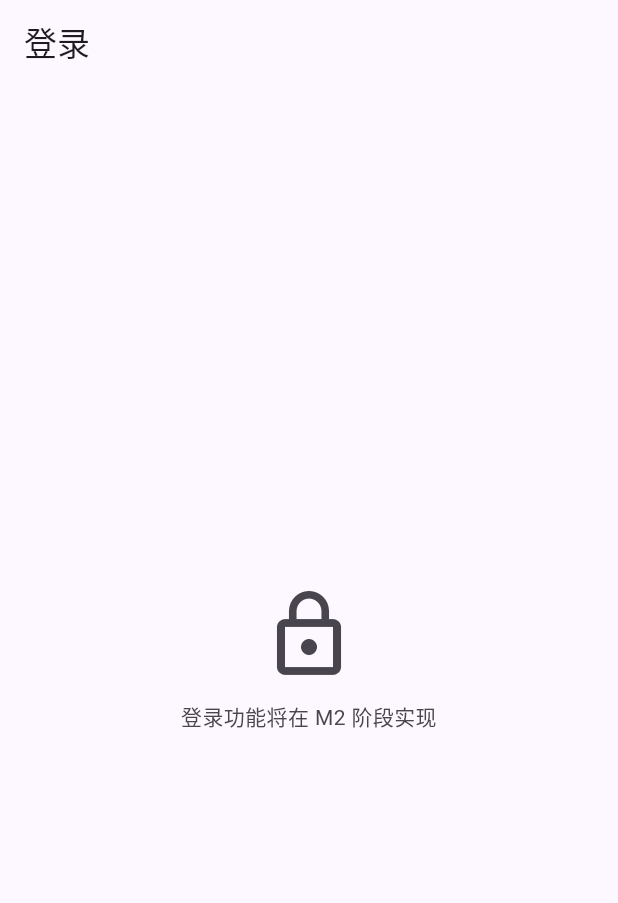
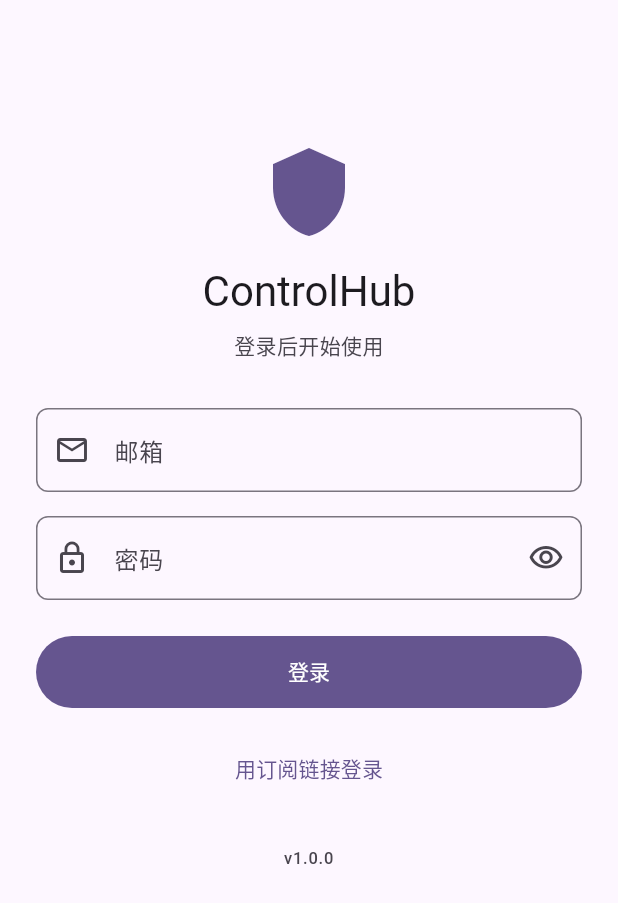
Before and after one commit to YouzSpace/3xui-hub-app, a Flutter app: the screen it shows after launch, on a phone screen of 412 x 824 dp. Shown: the top 903 px of the screen. Run offline on Flutter 3.47's test engine with Material 3 defaults, Android fonts, the phone set to English and light mode, and no system bars; our stand-ins replace dio, flutter_riverpod, flutter_secure_storage, go_router, shared_preferences.

Commit message:
feat(app): M2 认证（模型/仓库/Provider/登录页/自动登录）
- data/models/user_profile.dart（fromJson 容错）+ repositories/auth_repository.dart
- providers/auth_providers.dart（tokenProvider/userProvider）
- features/auth/login_page.dart（邮箱密码+订阅token双入口+429倒计时）+ features/home 占位
- 自动登录与 401 处理；35 单测全绿

```diff
--- a/lib/core/router/app_router.dart
+++ b/lib/core/router/app_router.dart
@@ -1,67 +1,46 @@
 import 'package:flutter/material.dart';
+import 'package:flutter_riverpod/flutter_riverpod.dart';
 import 'package:go_router/go_router.dart';
 
+import '../../features/auth/login_page.dart';
+import '../../features/home/home_page.dart';
 import '../../features/shell/app_shell.dart';
-import '../storage/token_store.dart';
+import '../../providers/auth_providers.dart';
 import '../ui/state_views.dart';
 import 'transitions.dart';
 
-/// 认证占位（M2 接真认证）。
-///
-/// M1 占位实现：直接读 TokenStore。M2 换成「校验 /api/me、401 时清 token」
-/// 的真实 provider，只需重赋值这一个变量，路由代码不用改。
-typedef TokenProvider = Future<String?> Function();
-
-TokenProvider tokenProvider = () => TokenStore.read();
-
-/// 登录占位页（M2 实现）。
-class _LoginPage extends StatelessWidget {
-  const _LoginPage();
-
-  @override
-  Widget build(BuildContext context) {
-    return Scaffold(
-      appBar: AppBar(title: const Text('登录')),
-      body: const Center(
-        child: EmptyView(
-          icon: Icons.lock_outline,
-          text: '登录功能将在 M2 阶段实现',
-        ),
-      ),
-    );
-  }
-}
-
-/// 路由表（T1.6）：
-/// - `/login`
-/// - `/`（StatefulShellRoute.indexedStack：/home /nodes /plans /invite /settings）
+/// 路由表（T1.6 + T2.5）：
+/// - /login：真实登录页
+/// - /（StatefulShellRoute.indexedStack：/home /nodes /plans /invite /settings）
 /// - 二级：/orders /tutorials /tutorials/:id /payment /split-tunnel
 ///
 /// redirect：无 token 且非 /login → /login；有 token 且在 /login → /home。
+/// token 状态来自 tokenProvider（main 里已从 TokenStore 回填）。
 final GoRouter appRouter = GoRouter(
   initialLocation: '/home',
-  redirect: (context, state) async {
-    final token = await tokenProvider();
+  redirect: (context, state) {
+    final token = providerContainer.read(tokenProvider);
     final loggedIn = token != null && token.isNotEmpty;
     final loggingIn = state.matchedLocation == '/login';
     if (!loggedIn && !loggingIn) return '/login';
     if (loggedIn && loggingIn) return '/home';
     return null;
   },
+  refreshListenable: _TokenListenable(providerContainer),
   routes: [
     GoRoute(
       path: '/login',
       pageBuilder: (context, state) =>
-          AppTransitions.fadeLift(state: state, child: const _LoginPage()),
+          AppTransitions.fadeLift(state: state, child: const LoginPage()),
     ),
     StatefulShellRoute.indexedStack(
       builder: (context, state, shell) => AppShell(shell: shell),
       branches: [
-        StatefulShellBranch(routes: [_shellRoute('/home', '首页', Icons.home_outlined)]),
-        StatefulShellBranch(routes: [_shellRoute('/nodes', '节点', Icons.dns_outlined)]),
-        StatefulShellBranch(routes: [_shellRoute('/plans', '套餐', Icons.storefront_outlined)]),
-        StatefulShellBranch(routes: [_shellRoute('/invite', '邀请', Icons.card_giftcard)]),
-        StatefulShellBranch(routes: [_shellRoute('/settings', '我的', Icons.person_outline)]),
+        StatefulShellBranch(routes: [_shellRoute('/', const HomePage())]),
+        StatefulShellBranch(routes: [_shellRoute('/nodes', null, '节点', Icons.dns_outlined)]),
+        StatefulShellBranch(routes: [_shellRoute('/plans', null, '套餐', Icons.storefront_outlined)]),
+        StatefulShellBranch(routes: [_shellRoute('/invite', null, '邀请', Icons.card_giftcard)]),
+        StatefulShellBranch(routes: [_shellRoute('/settings', null, '我的', Icons.person_outline)]),
       ],
     ),
     GoRoute(
@@ -93,16 +72,28 @@ final GoRouter appRouter = GoRouter(
   ],
 );
 
-/// 一个 shell 分支（M5-M8 各自实现页面，这里先挂占位页）。
-GoRoute _shellRoute(String path, String title, IconData icon) {
+/// 一个 shell 分支（带标题/图标的是占位页，M5-M8 各自实现）。
+GoRoute _shellRoute(String path, Widget? child, [String? title, IconData? icon]) {
   return GoRoute(
     path: path,
     pageBuilder: (context, state) => AppTransitions.fadeLift(
-        state: state, child: _PlaceholderPage(title, icon: icon)),
+      state: state,
+      child: child ??
+          _PlaceholderPage(title ?? '', icon: icon),
+    ),
   );
 }
 
-/// M2-M8 各功能页的占位（本任务只做 M1 基础设施）。
+/// token 变化时刷新路由守卫（登录成功 / 登出 / 401 都会触发）。
+class _TokenListenable extends ChangeNotifier {
+  _TokenListenable(ProviderContainer container) {
+    container.listen<String?>(tokenProvider, (prev, next) {
+      notifyListeners();
+    });
+  }
+}
+
+/// M2-M8 各功能页的占位。
 class _PlaceholderPage extends StatelessWidget {
   final String title;
   final IconData? icon;
--- /dev/null
+++ b/lib/features/auth/login_page.dart
@@ -0,0 +1,273 @@
+import 'package:flutter/material.dart';
+import 'package:flutter/services.dart';
+import 'package:flutter_riverpod/flutter_riverpod.dart';
+
+import '../../core/network/api_exception.dart';
+import '../../core/theme/spacing.dart';
+import '../../core/ui/motion.dart';
+import '../../core/utils/validators.dart';
+import '../../providers/auth_providers.dart';
+import 'login_controller.dart';
+
+/// 登录页（T2.4）：logo/站点名 + 邮箱密码 + 登录 + 订阅链接登录。
+/// 布局严格按 tasks/02_auth.md T2.4 的间距表。
+class LoginPage extends ConsumerStatefulWidget {
+  const LoginPage({super.key});
+
+  @override
+  ConsumerState<LoginPage> createState() => _LoginPageState();
+}
+
+class _LoginPageState extends ConsumerState<LoginPage> {
+  final _formKey = GlobalKey<FormState>();
+  final _emailCtrl = TextEditingController();
+  final _pwdCtrl = TextEditingController();
+  final _tokenCtrl = TextEditingController();
+
+  bool _obscure = true;
+  bool _submitting = false;
+  int _cooldownLeft = 0;
+  bool _expiredShown = false;
+
+  @override
+  void dispose() {
+    _emailCtrl.dispose();
+    _pwdCtrl.dispose();
+    _tokenCtrl.dispose();
+    super.dispose();
+  }
+
+  /// 401 被踢回登录页：弹一次「登录已过期」（T2.5）。
+  void _showExpiredIfNeeded() {
+    if (_expiredShown) return;
+    if (!ref.read(sessionExpiredProvider)) return;
+    _expiredShown = true;
+    ref.read(sessionExpiredProvider.notifier).state = false;
+    WidgetsBinding.instance.addPostFrameCallback((_) {
+      if (!mounted) return;
+      ScaffoldMessenger.of(context).showSnackBar(
+        const SnackBar(content: Text('登录已过期，请重新登录')),
+      );
+    });
+  }
+
+  bool get _cooling => _cooldownLeft > 0;
+
+  Future<void> _submit() async {
+    if (_submitting || _cooling) return;
+    if (!(_formKey.currentState?.validate() ?? false)) return;
+    setState(() => _submitting = true);
+    final err = await ref.read(loginControllerProvider).loginByEmail(
+          _emailCtrl.text.trim(),
+          _pwdCtrl.text,
+        );
+    if (!mounted) return;
+    setState(() => _submitting = false);
+    _handleResult(err);
+  }
+
+  Future<void> _submitToken() async {
+    final token = _tokenCtrl.text.trim();
+    if (!isValidToken(token)) return;
+    Navigator.of(context).pop(); // 关对话框
+    setState(() => _submitting = true);
+    final err = await ref.read(loginControllerProvider).loginByToken(token);
+    if (!mounted) return;
+    setState(() => _submitting = false);
+    _handleResult(err);
+  }
+
+  void _handleResult(ApiException? err) {
+    if (err == null) return; // 成功：守卫自动跳 /home。
+    if (err.code == 429) {
+      _startCooldown();
+    }
+    ScaffoldMessenger.of(context).showSnackBar(
+      SnackBar(content: Text(err.message)),
+    );
+  }
+
+  /// 429：按钮禁用 60 秒倒计时（T2.4）。
+  void _startCooldown() {
+    setState(() => _cooldownLeft = 60);
+    Future.doWhile(() async {
+      await Future<void>.delayed(const Duration(seconds: 1));
+      if (!mounted) return false;
+      setState(() => _cooldownLeft -= 1);
+      return _cooldownLeft > 0;
+    });
+  }
+
+  String? _validateEmail(String? v) =>
+      isValidEmail(v) ? null : '请输入正确的邮箱地址';
+
+  String? _validatePassword(String? v) =>
+      isValidPassword(v) ? null : '请输入密码';
+
+  @override
+  Widget build(BuildContext context) {
+    _showExpiredIfNeeded();
+    final cs = Theme.of(context).colorScheme;
+    final text = Theme.of(context).textTheme;
+    return Scaffold(
+      body: SafeArea(
+        child: SingleChildScrollView(
+          padding: const EdgeInsets.symmetric(horizontal: Sp.lg),
+          child: Form(
+            key: _formKey,
+            child: Column(
+              crossAxisAlignment: CrossAxisAlignment.stretch,
+              children: [
+                const SizedBox(height: 96),
+                Icon(Icons.shield, size: 64, color: cs.primary),
+                const SizedBox(height: Sp.base),
+                Text('ControlHub', textAlign: TextAlign.center,
+                    style: text.headlineMedium),
+                const SizedBox(height: Sp.sm),
+                Text('登录后开始使用', textAlign: TextAlign.center,
+                    style: text.bodyMedium
+                        ?.copyWith(color: cs.onSurfaceVariant)),
+                const SizedBox(height: Sp.xl),
+                TextFormField(
+                  controller: _emailCtrl,
+                  keyboardType: TextInputType.emailAddress,
+                  autofillHints: const [AutofillHints.email],
+                  textInputAction: TextInputAction.next,
+                  validator: _validateEmail,
+                  enabled: !_submitting && !_cooling,
+                  decoration: const InputDecoration(
+                    labelText: '邮箱',
+                    prefixIcon: Icon(Icons.mail_outline),
+                  ),
+                ),
+                const SizedBox(height: Sp.base),
+                TextFormField(
+                  controller: _pwdCtrl,
+                  obscureText: _obscure,
+                  textInputAction: TextInputAction.done,
+                  validator: _validatePassword,
+                  enabled: !_submitting && !_cooling,
+                  onFieldSubmitted: (_) => _submit(),
+                  decoration: InputDecoration(
+                    labelText: '密码',
+                    prefixIcon: const Icon(Icons.lock_outline),
+                    suffixIcon: IconButton(
+                      icon: Icon(
+                        _obscure
+                            ? Icons.visibility_outlined
+                            : Icons.visibility_off_outlined,
+                      ),
+                      onPressed: () => setState(() => _obscure = !_obscure),
+                    ),
+                  ),
+                ),
+                const SizedBox(height: Sp.lg),
+                _LoginButton(
+                  submitting: _submitting,
+                  cooldownLeft: _cooldownLeft,
+                  onPressed: _submit,
+                ),
+                const SizedBox(height: Sp.base),
+                TextButton(
+                  onPressed: _submitting ? null : _showTokenDialog,
+                  child: const Text('用订阅链接登录'),
+                ),
+                SizedBox(height: Sp.lg + Sp.xs),
+                Text(
+                  'v1.0.0',
+                  textAlign: TextAlign.center,
+                  style: text.labelSmall?.copyWith(color: cs.onSurfaceVariant),
+                ),
+              ],
+            ),
+          ),
+        ),
+      ),
+    );
+  }
+
+  /// 订阅链接登录对话框（extraLarge 圆角 28dp，design-tokens §9）。
+  void _showTokenDialog() {
+    showDialog<void>(
+      context: context,
+      builder: (dialogContext) => AlertDialog(
+        shape: RoundedRectangleBorder(
+          borderRadius: BorderRadius.circular(28),
+        ),
+        title: const Text('用订阅链接登录'),
+        content: Column(
+          mainAxisSize: MainAxisSize.min,
+          children: [
+            Text('在网站个人中心复制订阅链接里的 token',
+                style: Theme.of(dialogContext)
+                    .textTheme
+                    .bodySmall
+                    ?.copyWith(
+                        color: Theme.of(dialogContext)
+                            .colorScheme
+                            .onSurfaceVariant)),
+            const SizedBox(height: Sp.md),
+            TextField(
+              controller: _tokenCtrl,
+              autofocus: true,
+              maxLines: 3,
+              minLines: 1,
+              inputFormatters: [FilteringTextInputFormatter.singleLineFormatter],
+              decoration: const InputDecoration(
+                labelText: '订阅 token',
+                hintText: '粘贴订阅链接末尾的 token',
+              ),
+            ),
+          ],
+        ),
+        actions: [
+          TextButton(
+            onPressed: () => Navigator.of(dialogContext).pop(),
+            child: const Text('取消'),
+          ),
+          FilledButton(
+            onPressed: _submitToken,
+            child: const Text('登录'),
+          ),
+        ],
+      ),
+    );
+  }
+}
+
+/// 登录按钮：loading / 429 倒计时两态（lg 高度、撑满宽度）。
+class _LoginButton extends StatelessWidget {
+  final bool submitting;
+  final int cooldownLeft;
+  final VoidCallback onPressed;
+
+  const _LoginButton({
+    required this.submitting,
+    required this.cooldownLeft,
+    required this.onPressed,
+  });
+
+  @override
+  Widget build(BuildContext context) {
+    final disabled = submitting || cooldownLeft > 0;
+    final label = cooldownLeft > 0
+        ? '请 $cooldownLeft 秒后重试'
+        : '登录';
+    return AnimatedOpacity(
+      duration: Motion.small,
+      curve: Motion.easeOut,
+      opacity: disabled ? 0.85 : 1,
+      child: FilledButton(
+        onPressed: disabled ? null : onPressed,
+        style: FilledButton.styleFrom(minimumSize: const Size.fromHeight(48)),
+        child: submitting
+            ? const SizedBox(
+                width: 16,
+                height: 16,
+                child: CircularProgressIndicator(strokeWidth: 2),
+              )
+            : Text(label),
+      ),
+    );
+  }
+}
--- a/pubspec.yaml
+++ b/pubspec.yaml
@@ -50,6 +50,9 @@ dependencies:
 dev_dependencies:
   flutter_test:
     sdk: flutter
+
+  # 单测里 mock flutter_secure_storage 的平台接口（auth_test.dart）。
+  flutter_secure_storage_platform_interface: ^1.1.2
 
   # The "flutter_lints" package below contains a set of recommended lints to
   # encourage good coding practices. The lint set provided by the package is
```
Also changed, not shown: lib/data/models/user_profile.dart (added, +103 -0 lines), lib/data/repositories/auth_repository.dart (added, +52 -0 lines), lib/features/auth/login_controller.dart (added, +51 -0 lines), lib/features/home/home_page.dart (added, +67 -0 lines), lib/main.dart (+10 -2 lines), lib/providers/auth_providers.dart (added, +88 -0 lines), pubspec.lock, 2 other files.
